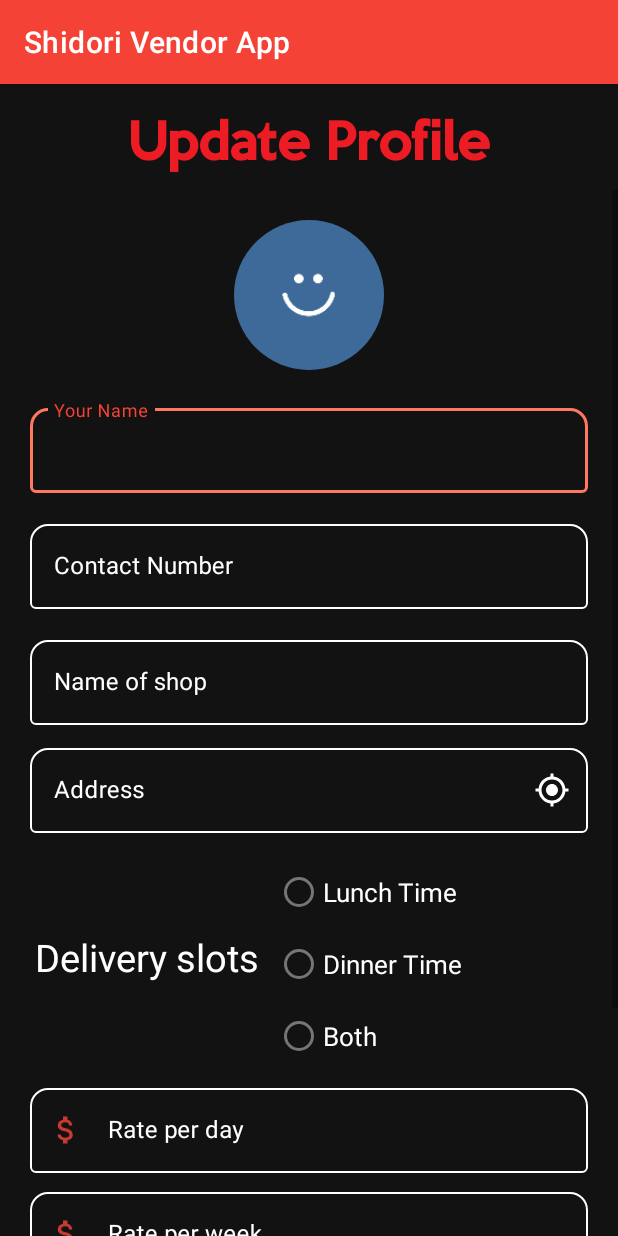
After one commit to rdunlocked18/dabbaMaker, an Android app: the UpdateProfileVendor screen opened directly, with no data from a screen before it, on a phone screen of 412 x 824 dp. The commit adds this screen. Run offline under Robolectric (Android 15) with nearby library versions, the phone set to English and light mode, and no system bars; our stand-ins replace CircleImageView, Firebase (no records; nobody signed in at launch, a user with empty details on screens opened directly); libraries missing offline, so code that uses them is left out: com.esafirm.imagepicker.

Commit message:
updateProfile with Image

```diff
--- /dev/null
+++ b/app/src/main/java/com/rohitdaf/dabbavendor/activites/UpdateProfileVendor.java
@@ -0,0 +1,227 @@
+package com.rohitdaf.dabbavendor.activites;
+
+import androidx.annotation.NonNull;
+import androidx.appcompat.app.AppCompatActivity;
+
+import android.app.ProgressDialog;
+import android.content.Intent;
+import android.content.SharedPreferences;
+import android.graphics.Color;
+import android.net.Uri;
+import android.os.Bundle;
+import android.util.Log;
+import android.view.View;
+import android.widget.Toast;
+
+import com.bumptech.glide.Glide;
+import com.esafirm.imagepicker.features.ImagePicker;
+import com.esafirm.imagepicker.features.ReturnMode;
+import com.esafirm.imagepicker.model.Image;
+import com.google.firebase.auth.FirebaseAuth;
+import com.google.firebase.database.DataSnapshot;
+import com.google.firebase.database.DatabaseError;
+import com.google.firebase.database.DatabaseReference;
+import com.google.firebase.database.FirebaseDatabase;
+import com.google.firebase.database.ValueEventListener;
+import com.google.firebase.storage.FirebaseStorage;
+import com.google.firebase.storage.StorageReference;
+import com.rohitdaf.dabbavendor.R;
+import com.rohitdaf.dabbavendor.databinding.ActivityUpdateProfileVendorBinding;
+import com.rohitdaf.dabbavendor.models.ImageModel;
+
+import java.io.File;
+import java.util.Objects;
+
+public class UpdateProfileVendor extends AppCompatActivity {
+    String TAG = "UpdateProgile";
+    ActivityUpdateProfileVendorBinding activityUpdateProfileVendorBinding;
+    SharedPreferences prefs;
+    SharedPreferences.Editor editor ;
+    DatabaseReference mdatabaseReference;
+    FirebaseAuth firebaseAuth;
+    String userId ;
+    String vendorName ;
+    String vendorPhone ;
+    ProgressDialog progressDoalog;
+    FirebaseStorage storage;
+    StorageReference storageReference;
+    String downloadUrl;
+
+
+    @Override
+    protected void onCreate(Bundle savedInstanceState) {
+        super.onCreate(savedInstanceState);
+        activityUpdateProfileVendorBinding = ActivityUpdateProfileVendorBinding.inflate(getLayoutInflater());
+        View view = activityUpdateProfileVendorBinding.getRoot();
+        setContentView(view);
+
+        firebaseAuth = FirebaseAuth.getInstance();
+        mdatabaseReference = FirebaseDatabase.getInstance().getReference();
+        userId = FirebaseAuth.getInstance().getCurrentUser().getUid();
+        storageReference = FirebaseStorage.getInstance().getReference().child("vendorImages/"+ userId+"_profile");;
+
+
+        progressDoalog = new ProgressDialog(UpdateProfileVendor.this);
+        progressDoalog.setMessage("Fetching Images and Data ... ");
+        progressDoalog.setTitle("Please Wait..");
+        progressDoalog.setProgressStyle(ProgressDialog.STYLE_SPINNER);
+        progressDoalog.show();
+        activityUpdateProfileVendorBinding.profileImage.setOnClickListener(new View.OnClickListener() {
+            @Override
+            public void onClick(View v) {
+                Toast.makeText(UpdateProfileVendor.this, "We know You are beautiful , Select image To Continue", Toast.LENGTH_SHORT).show();
+                ImagePicker.create(UpdateProfileVendor.this)
+                        .returnMode(ReturnMode.ALL) // set whether pick and / or camera action should return immediate result or not.
+                        .folderMode(true) // folder mode (false by default)
+                        .toolbarFolderTitle("Folder") // folder selection title
+                        .toolbarImageTitle("Tap to select") // image selection title
+                        .toolbarArrowColor(Color.BLACK) // Toolbar 'up' arrow color
+                        .includeVideo(true) // Show video on image picker
+                        .single() // single mode
+                        .imageDirectory("Shidori")
+                        .showCamera(true) // show camera or not (true by default)
+                        .start();
+            }
+        });
+
+        //activityUpdateProfileVendorBinding.btnCreateVendorFinal
+    }
+    @Override
+    protected void onActivityResult(int requestCode, final int resultCode, Intent data) {
+        if (ImagePicker.shouldHandle(requestCode, resultCode, data)) {
+
+            Image image = ImagePicker.getFirstImageOrNull(data);
+
+           // Uri fileUri = data.getData();
+            String path = image.getPath();
+            ProgressDialog progressDialog
+                    = new ProgressDialog(this);
+            progressDialog.setTitle("Uploading Your Profile Picture...");
+            progressDialog.show();
+
+
+
+
+            // Progress Listener for loading
+            // percentage on the dialog box
+            storageReference.putFile(Uri.fromFile(new File(path)))
+                    .addOnSuccessListener(
+                            taskSnapshot -> {
+                                // Image uploaded successfully
+                                // Dismiss dialo
+                                storageReference.getDownloadUrl().addOnSuccessListener(uri -> {
+                                    downloadUrl = uri.toString();
+                                    updateToFirebaseDB();
+
+                                    Glide.with(UpdateProfileVendor.this)
+                                            .asBitmap()
+                                            .load(uri)
+                                            .centerCrop()
+                                            .circleCrop()
+                                            .into(activityUpdateProfileVendorBinding.profileImage);
+
+                                });
+
+                                progressDialog.dismiss();
+                                Toast
+                                        .makeText(UpdateProfileVendor.this,
+                                                "Image Uploaded!!",
+                                                Toast.LENGTH_SHORT)
+                                        .show();
+                            })
+
+                    .addOnFailureListener(e -> {
+                        // Error, Image not uploaded
+                        progressDialog.dismiss();
+                        Toast
+                                .makeText(UpdateProfileVendor.this,
+                                        "Failed " + e.getMessage(),
+                                        Toast.LENGTH_SHORT)
+                                .show();
+                    })
+                    .addOnProgressListener(
+                            taskSnapshot -> {
+                                double progress
+                                        = (100.0
+                                        * taskSnapshot.getBytesTransferred()
+                                        / taskSnapshot.getTotalByteCount());
+                                progressDialog.setMessage(
+                                        "Uploaded "
+                                                + (int)progress + "%");
+                            });
+
+
+
+//            activityAddImageProfileBinding.coverImage.setImageResource(image);
+        }
+        super.onActivityResult(requestCode, resultCode, data);
+    }
+
+    private void updateToFirebaseDB() {
+
+        mdatabaseReference.addValueEventListener(new ValueEventListener() {
+            @Override
+            public void onDataChange(@NonNull DataSnapshot snapshot) {
+                if(snapshot.child("Vendors").child(userId).exists()){
+                    ImageModel model = new ImageModel(downloadUrl, userId+"_profile");
+                    mdatabaseReference.child("Vendors").child(userId).child("ProfileImage").setValue(model);
+                }
+            }
+
+            @Override
+            public void onCancelled(@NonNull DatabaseError error) {
+
+            }
+        });
+    }
+
+    @Override
+    protected void onStart() {
+        super.onStart();
+
+        mdatabaseReference.addValueEventListener(new ValueEventListener() {
+            @Override
+            public void onDataChange(@NonNull DataSnapshot snapshot) {
+                if(snapshot.child("Vendors").child(userId).child("ProfileImage").exists()){
+                    storageReference.getDownloadUrl().addOnSuccessListener(uri -> {
+
+                        Glide.with(UpdateProfileVendor.this)
+                                .asBitmap()
+                                .load(uri)
+                                .centerCrop()
+                                .into(activityUpdateProfileVendorBinding.profileImage);
+
+
+                    }).addOnFailureListener(exception -> {
+                        Log.e(TAG, "onDataChange: cannot get Image" );
+                    });
+                }else {
+                    Toast.makeText(UpdateProfileVendor.this, "First Timer ! Add image To Load", Toast.LENGTH_SHORT).show();
+                    Log.e(TAG, "onDataChange: cannot get Image" );
+                }
+
+                if(snapshot.child("Vendors").child(userId).exists()){
+
+                    activityUpdateProfileVendorBinding.etVendorName.setText(Objects.requireNonNull(snapshot.child("Vendors").child(userId).child("vendorName").getValue()).toString());
+                    activityUpdateProfileVendorBinding.etVendorPhone.setText(Objects.requireNonNull(snapshot.child("Vendors").child(userId).child("vendorPhone").getValue()).toString());
+                    activityUpdateProfileVendorBinding.etVendorShopName.setText(Objects.requireNonNull(snapshot.child("Vendors").child(userId).child("vendorShopName").getValue()).toString());
+                    activityUpdateProfileVendorBinding.etVendorShopAddress.setText(Objects.requireNonNull(snapshot.child("Vendors").child(userId).child("shopAddress").getValue()).toString());
+                   // activityUpdateProfileVendorBinding.rb.setText(Objects.requireNonNull(snapshot.child("Vendors").child(userId).child("shidoriRatePerDay").getValue()).toString());
+                    activityUpdateProfileVendorBinding.etRatePerDay.setText(Objects.requireNonNull(snapshot.child("Vendors").child(userId).child("shidoriRatePerDay").getValue()).toString());
+                    activityUpdateProfileVendorBinding.etRatePerWeek.setText(Objects.requireNonNull(snapshot.child("Vendors").child(userId).child("shidoriRatePerWeek").getValue()).toString());
+                    activityUpdateProfileVendorBinding.etRatePerMonth.setText(Objects.requireNonNull(snapshot.child("Vendors").child(userId).child("shidoriRatePerMonth").getValue()).toString());
+                }
+            }
+
+            @Override
+            public void onCancelled(@NonNull DatabaseError error) {
+
+            }
+        });
+
+
+
+
+
+    }
+}
--- /dev/null
+++ b/app/src/main/res/layout/activity_update_profile_vendor.xml
@@ -0,0 +1,312 @@
+<?xml version = "1.0" encoding = "utf-8"?>
+<LinearLayout xmlns:android="http://schemas.android.com/apk/res/android"
+    xmlns:app="http://schemas.android.com/apk/res-auto"
+    xmlns:tools="http://schemas.android.com/tools"
+    android:layout_width="match_parent"
+    android:layout_height="match_parent"
+    android:layout_centerInParent="true"
+    android:orientation="vertical"
+    tools:context=".MainActivity"
+    android:background="@color/colorDarkBackground">
+    <TextView
+        android:layout_width="match_parent"
+        android:layout_height="wrap_content"
+        android:layout_margin="10dp"
+        android:fontFamily="@font/keepcalm"
+        android:gravity="center"
+        android:text="Update Profile"
+        android:textColor="@color/colorPrimaryDark"
+        android:textSize="32dp"
+        android:textStyle="bold" />
+
+
+    <ScrollView
+        android:layout_width="match_parent"
+        android:layout_height="wrap_content">
+        <LinearLayout
+            android:layout_width="match_parent"
+            android:layout_height="match_parent"
+            android:gravity="center"
+            android:orientation="vertical">
+
+
+            <de.hdodenhof.circleimageview.CircleImageView
+                android:id="@+id/profileImage"
+                android:layout_width="100dp"
+                android:layout_height="100dp"
+                android:layout_marginTop="20dp"
+                android:src="@drawable/profile_placeholder" />
+
+            <com.google.android.material.textfield.TextInputLayout
+                android:id="@+id/etVendorNameExcept"
+                style="@style/Widget.MaterialComponents.TextInputLayout.OutlinedBox"
+                android:layout_width="match_parent"
+                android:layout_height="wrap_content"
+                android:layout_marginHorizontal="20dp"
+                android:layout_marginTop="20dp"
+                android:focusedByDefault="true"
+                android:hint="Your Name"
+                app:boxBackgroundMode="outline"
+                app:boxCornerRadiusTopEnd="12dp"
+                app:boxCornerRadiusTopStart="12dp"
+                app:boxStrokeColor="@color/colorAccent"
+                app:endIconMode="clear_text"
+                app:startIconTint="@color/colorPrimary"
+                android:textColorHint="@color/white"
+                app:endIconTint="@color/white"
+                >
+
+                <com.google.android.material.textfield.TextInputEditText
+                    android:id="@+id/etVendorName"
+                    android:layout_width="match_parent"
+                    android:layout_height="wrap_content"
+                    android:inputType="textPersonName"
+                    android:textColor="@color/white"/>
+
+
+            </com.google.android.material.textfield.TextInputLayout>
+
+            <com.google.android.material.textfield.TextInputLayout
+                android:id="@+id/etVendorPhoneExcept"
+                style="@style/Widget.MaterialComponents.TextInputLayout.OutlinedBox"
+                android:layout_width="match_parent"
+                android:layout_height="wrap_content"
+                android:layout_marginHorizontal="20dp"
+                android:layout_marginTop="15dp"
+                android:focusedByDefault="true"
+                android:hint="Contact Number"
+                app:boxBackgroundMode="outline"
+                app:boxCornerRadiusTopEnd="12dp"
+                app:boxCornerRadiusTopStart="12dp"
+                app:boxStrokeColor="@color/colorAccent"
+                app:endIconMode="clear_text"
+                app:startIconTint="@color/colorPrimary"
+                android:textColorHint="@color/white"
+                app:endIconTint="@color/white"
+                >
+
+                <com.google.android.material.textfield.TextInputEditText
+                    android:id="@+id/etVendorPhone"
+                    android:layout_width="match_parent"
+                    android:layout_height="wrap_content"
+                    android:inputType="textPersonName"
+                    android:textColor="@color/white"/>
+
+
+            </com.google.android.material.textfield.TextInputLayout>
+
+
+
+            <com.google.android.material.textfield.TextInputLayout
+                style="@style/Widget.MaterialComponents.TextInputLayout.OutlinedBox"
+                android:layout_width="match_parent"
+                android:layout_height="wrap_content"
+                android:layout_marginHorizontal="20dp"
+                android:layout_marginTop="15dp"
+                android:focusedByDefault="true"
+                android:hint="Name of shop"
+                app:boxBackgroundMode="outline"
+                app:boxCornerRadiusTopEnd="12dp"
+                app:boxCornerRadiusTopStart="12dp"
+                android:textColorHint="@color/white"
+                app:endIconTint="@color/white"
+
+                app:boxStrokeColor="@color/colorAccent"
+                app:endIconMode="clear_text"
+                app:startIconTint="@color/colorPrimary">
+
+                <com.google.android.material.textfield.TextInputEditText
+                    android:id="@+id/etVendorShopName"
+                    android:layout_width="match_parent"
+                    android:layout_height="wrap_content"
+                    android:inputType="textPersonName"
+                    android:textColor="@color/white"/>
+
+
+            </com.google.android.material.textfield.TextInputLayout>
+
+
+            <!-- idhar dhkna Custom Add kiya hai  usse samzega -->
+            <com.google.android.material.textfield.TextInputLayout
+
+                style="@style/Widget.MaterialComponents.TextInputLayout.OutlinedBox"
+                android:layout_width="match_parent"
+                android:layout_height="wrap_content"
+                android:layout_marginHorizontal="20dp"
+                android:layout_marginTop="10dp"
+                android:hint="Address"
+                app:boxBackgroundMode="outline"
+                app:boxCornerRadiusTopEnd="12dp"
+                app:boxCornerRadiusTopStart="12dp"
+                app:boxStrokeColor="@color/colorAccent"
+                app:endIconDrawable="@drawable/ic_location"
+                app:endIconMode="custom"
+                app:startIconTint="@color/colorPrimary"
+                android:textColorHint="@color/white"
+                app:endIconTint="@color/white"
+                >
+
+                <com.google.android.material.textfield.TextInputEditText
+                    android:id="@+id/etVendorShopAddress"
+                    android:layout_width="match_parent"
+                    android:layout_height="wrap_content"
+                    android:inputType="textEmailAddress"
+                    android:textColor="@color/white"/>
+
+
+            </com.google.android.material.textfield.TextInputLayout>
+
+            <LinearLayout
+                android:layout_width="365dp"
+                android:layout_height="wrap_content"
+                android:orientation="horizontal">
+
+                <TextView
+                    android:layout_width="wrap_content"
+                    android:layout_height="wrap_content"
+                    android:layout_marginTop="65dp"
+                    android:text="Delivery slots"
+                    android:textSize="25dp"
+                    android:textColor="@color/white"/>
+
+                <RadioGroup
+                    android:id="@+id/rgDeliverySlot"
+                    android:layout_width="wrap_content"
+                    android:layout_height="wrap_content"
+                    android:layout_marginLeft="10dp"
+                    android:layout_marginTop="15dp"
+                    android:checkedButton="@+id/radio_button_1">
+
+                    <RadioButton
+                        android:id="@+id/rbLunchTimeOnly"
+                        android:layout_width="match_parent"
+                        android:layout_height="match_parent"
+                        android:text="Lunch Time"
+                        android:textSize="17dp"
+                        android:textColor="@color/white"/>
+
+                    <RadioButton
+                        android:id="@+id/rbDinnerTimeOnly"
+                        android:layout_width="match_parent"
+                        android:layout_height="match_parent"
+                        android:text="Dinner Time"
+                        android:textSize="17dp"
+                        android:textColor="@color/white"/>
+
+                    <RadioButton
+                        android:id="@+id/rbLunchAndDinner"
+                        android:layout_width="match_parent"
+                        android:layout_height="match_parent"
+                        android:text="Both"
+                        android:textSize="17dp"
+                        android:textColor="@color/white"/>
+                </RadioGroup>
+            </LinearLayout>
+
+            <com.google.android.material.textfield.TextInputLayout
+
+                style="@style/Widget.MaterialComponents.TextInputLayout.OutlinedBox"
+                android:layout_width="match_parent"
+                android:layout_height="wrap_content"
+                android:layout_marginHorizontal="20dp"
+                android:layout_marginTop="5dp"
+                android:focusedByDefault="true"
+                android:hint="Rate per day"
+                app:boxBackgroundMode="outline"
+                app:boxCornerRadiusTopEnd="12dp"
+                app:boxCornerRadiusTopStart="12dp"
+                app:boxStrokeColor="@color/colorAccent"
+                app:endIconMode="clear_text"
+                app:startIconDrawable="@drawable/ic_action_rate"
+                app:startIconTint="@color/colorPrimary"
+                android:textColorHint="@color/white"
+                app:endIconTint="@color/white"
+                >
+
+                <com.google.android.material.textfield.TextInputEditText
+                    android:id="@+id/etRatePerDay"
+                    android:layout_width="match_parent"
+                    android:layout_height="wrap_content"
+                    android:inputType="number"
+                    android:textColor="@color/white"/>
+
+
+            </com.google.android.material.textfield.TextInputLayout>
+
+            <com.google.android.material.textfield.TextInputLayout
+
+                style="@style/Widget.MaterialComponents.TextInputLayout.OutlinedBox"
+                android:layout_width="match_parent"
+                android:layout_height="wrap_content"
+                android:layout_marginHorizontal="20dp"
+                android:layout_marginTop="7dp"
+                android:focusedByDefault="true"
+                android:hint="Rate per week"
+                app:boxBackgroundMode="outline"
+                app:boxCornerRadiusTopEnd="12dp"
+                app:boxCornerRadiusTopStart="12dp"
+                app:boxStrokeColor="@color/colorAccent"
+                app:endIconMode="clear_text"
+                app:startIconDrawable="@drawable/ic_action_rate"
+                app:startIconTint="@color/colorPrimary"
+                android:textColorHint="@color/white"
+                app:endIconTint="@color/white"
+                >
+
+                <com.google.android.material.textfield.TextInputEditText
+                    android:id="@+id/etRatePerWeek"
+                    android:layout_width="match_parent"
+                    android:layout_height="wrap_content"
+                    android:inputType="number"
+                    android:textColor="@color/white"/>
+
+
+            </com.google.android.material.textfield.TextInputLayout>
+
+            <com.google.android.material.textfield.TextInputLayout
+                style="@style/Widget.MaterialComponents.TextInputLayout.OutlinedBox"
+                android:layout_width="match_parent"
+                android:layout_height="wrap_content"
+                android:layout_marginHorizontal="20dp"
+                android:layout_marginTop="10dp"
+                android:focusedByDefault="true"
+                android:hint="Rate per month"
+                app:boxBackgroundMode="outline"
+                app:boxCornerRadiusTopEnd="12dp"
+                app:boxCornerRadiusTopStart="12dp"
+                app:boxStrokeColor="@color/colorAccent"
+                app:endIconMode="clear_text"
+                app:startIconDrawable="@drawable/ic_action_rate"
+                app:startIconTint="@color/colorPrimary"
+                android:textColorHint="@color/white"
+                app:endIconTint="@color/white"
+                >
+
+                <com.google.android.material.textfield.TextInputEditText
+                    android:id="@+id/etRatePerMonth"
+                    android:layout_width="match_parent"
+                    android:layout_height="wrap_content"
+                    android:inputType="textPersonName"
+                    android:textColor="@color/white"/>
+
+
+            </com.google.android.material.textfield.TextInputLayout>
+
+
+            <Button
+                android:id="@+id/btnCreateVendorFinal"
+                style="Widget.MaterialComponents.Button.UnelevatedButton"
+                android:layout_width="match_parent"
+                android:layout_height="60dp"
+                android:layout_marginHorizontal="20dp"
+                android:layout_marginTop="15dp"
+                android:elevation="10dp"
+                android:shadowColor="@color/colorPrimary"
+                android:text="Update"
+                android:textSize="18dp"
+                android:layout_marginBottom="20dp"/>
+
+
+        </LinearLayout>
+    </ScrollView>
+</LinearLayout>
```
Also changed, not shown: app/src/main/AndroidManifest.xml (+10 -9 lines), app/src/main/java/com/rohitdaf/dabbavendor/MainActivity.java (+8 -5 lines), app/src/main/res/layout/activity_daily_menu_insert.xml (+32 -12 lines), app/src/main/res/layout/activity_vendor_details.xml (+39 -15 lines), app/src/main/res/drawable-xxhdpi/profile_placeholder.png (added).
